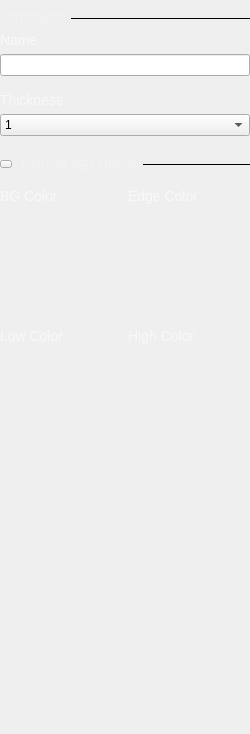
Before: the Qt Designer form ui/logic_channel_settings.ui in analogdevicesinc/scopy, drawn with Qt 5.
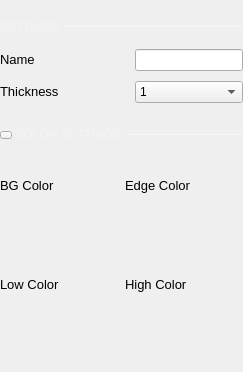
After: the same form once the commit is applied. Icons and pictures are not drawn.

Commit message: Logic Analyzer: Modify menu titles and section separators to be uniform across the entire instrument.

The edit to the form file:
```diff
--- a/ui/logic_channel_settings.ui
+++ b/ui/logic_channel_settings.ui
@@ -6,12 +6,12 @@
    <rect>
     <x>0</x>
     <y>0</y>
-    <width>250</width>
-    <height>734</height>
+    <width>243</width>
+    <height>372</height>
    </rect>
   </property>
   <property name="sizePolicy">
-   <sizepolicy hsizetype="Preferred" vsizetype="Preferred">
+   <sizepolicy hsizetype="Preferred" vsizetype="Maximum">
     <horstretch>0</horstretch>
     <verstretch>0</verstretch>
    </sizepolicy>
@@ -20,122 +20,86 @@
    <string>Form</string>
   </property>
   <property name="styleSheet">
-   <string notr="true">QLabel
-{
-font-size: 14px;
-color: rgba(255,255,255,150);
-}
-
-QLabel:disabled
+   <string notr="true">QLabel:disabled
 {
   color: rgb(85, 85, 85);
-}</string>
+}
+</string>
   </property>
   <layout class="QGridLayout" name="gridLayout">
    <property name="leftMargin">
     <number>0</number>
    </property>
+   <property name="topMargin">
+    <number>0</number>
+   </property>
    <property name="rightMargin">
     <number>0</number>
    </property>
    <property name="bottomMargin">
     <number>0</number>
    </property>
-   <item row="0" column="0">
-    <layout class="QHBoxLayout" name="horizontalLayout_2">
-     <property name="topMargin">
-      <number>0</number>
-     </property>
-     <item>
-      <widget class="QLabel" name="label_2">
-       <property name="sizePolicy">
-        <sizepolicy hsizetype="Maximum" vsizetype="Preferred">
-         <horstretch>0</horstretch>
-         <verstretch>0</verstretch>
-        </sizepolicy>
-       </property>
-       <property name="styleSheet">
-        <string notr="true">QLabel {
-opacity: 0.2;
-font-family: Arial;
-font-size: 13px;
-line-height: 14px;
-color: rgba(255,255,255,50);
-}</string>
-       </property>
-       <property name="text">
-        <string>SETTINGS</string>
-       </property>
-      </widget>
-     </item>
-     <item>
-      <widget class="Line" name="line">
-       <property name="frameShadow">
-        <enum>QFrame::Plain</enum>
-       </property>
-       <property name="orientation">
-        <enum>Qt::Horizontal</enum>
-       </property>
-      </widget>
-     </item>
-    </layout>
-   </item>
+   <property name="verticalSpacing">
+    <number>0</number>
+   </property>
    <item row="1" column="0">
-    <widget class="QLabel" name="label_3">
-     <property name="styleSheet">
-      <string notr="true">QLabel{ opacity:0.6;}</string>
-     </property>
-     <property name="text">
-      <string>Name</string>
-     </property>
-    </widget>
-   </item>
-   <item row="2" column="0">
-    <widget class="QLineEdit" name="nameLineEdit"/>
-   </item>
-   <item row="3" column="0">
-    <spacer name="verticalSpacer_2">
-     <property name="orientation">
-      <enum>Qt::Vertical</enum>
-     </property>
-     <property name="sizeType">
-      <enum>QSizePolicy::Fixed</enum>
-     </property>
-     <property name="sizeHint" stdset="0">
-      <size>
-       <width>20</width>
-       <height>10</height>
-      </size>
-     </property>
-    </spacer>
-   </item>
-   <item row="4" column="0">
-    <layout class="QHBoxLayout" name="horizontalLayout_3">
-     <property name="spacing">
-      <number>50</number>
-     </property>
+    <layout class="QGridLayout" name="gridLayout_4">
      <property name="topMargin">
       <number>0</number>
      </property>
-     <item>
+     <property name="verticalSpacing">
+      <number>10</number>
+     </property>
+     <item row="0" column="0">
+      <widget class="QLabel" name="label_3">
+       <property name="sizePolicy">
+        <sizepolicy hsizetype="Minimum" vsizetype="Fixed">
+         <horstretch>0</horstretch>
+         <verstretch>0</verstretch>
+        </sizepolicy>
+       </property>
+       <property name="styleSheet">
+        <string notr="true">font-size: 13px;</string>
+       </property>
+       <property name="text">
+        <string>Name</string>
+       </property>
+      </widget>
+     </item>
+     <item row="0" column="1">
+      <widget class="QLineEdit" name="nameLineEdit">
+       <property name="sizePolicy">
+        <sizepolicy hsizetype="Maximum" vsizetype="Fixed">
+         <horstretch>0</horstretch>
+         <verstretch>0</verstretch>
+        </sizepolicy>
+       </property>
+      </widget>
+     </item>
+     <item row="1" column="0">
       <widget class="QLabel" name="label_4">
+       <property name="sizePolicy">
+        <sizepolicy hsizetype="Minimum" vsizetype="Fixed">
+         <horstretch>0</horstretch>
+         <verstretch>0</verstretch>
+        </sizepolicy>
+       </property>
        <property name="styleSheet">
-        <string notr="true">QLabel{ opacity:0.6;}</string>
+        <string notr="true">font-size: 13px;</string>
        </property>
        <property name="text">
         <string>Thickness</string>
        </property>
       </widget>
      </item>
-    </layout>
-   </item>
-   <item row="5" column="0">
-    <layout class="QHBoxLayout" name="horizontalLayout">
-     <property name="spacing">
-      <number>50</number>
-     </property>
-     <item>
+     <item row="1" column="1">
       <widget class="QComboBox" name="cmbThickness">
+       <property name="sizePolicy">
+        <sizepolicy hsizetype="Minimum" vsizetype="Fixed">
+         <horstretch>0</horstretch>
+         <verstretch>0</verstretch>
+        </sizepolicy>
+       </property>
        <item>
         <property name="text">
          <string>1</string>
@@ -185,18 +149,123 @@
      </item>
     </layout>
    </item>
-   <item row="6" column="0">
-    <layout class="QHBoxLayout" name="horizontalLayout_4">
+   <item row="0" column="0">
+    <layout class="QGridLayout" name="gridLayout_2">
+     <property name="topMargin">
+      <number>0</number>
+     </property>
+     <property name="horizontalSpacing">
+      <number>0</number>
+     </property>
+     <item row="2" column="0" colspan="2">
+      <spacer name="verticalSpacer_3">
+       <property name="orientation">
+        <enum>Qt::Vertical</enum>
+       </property>
+       <property name="sizeType">
+        <enum>QSizePolicy::Fixed</enum>
+       </property>
+       <property name="sizeHint" stdset="0">
+        <size>
+         <width>0</width>
+         <height>15</height>
+        </size>
+       </property>
+      </spacer>
+     </item>
+     <item row="1" column="1">
+      <widget class="Line" name="line">
+       <property name="minimumSize">
+        <size>
+         <width>0</width>
+         <height>1</height>
+        </size>
+       </property>
+       <property name="maximumSize">
+        <size>
+         <width>16777215</width>
+         <height>1</height>
+        </size>
+       </property>
+       <property name="styleSheet">
+        <string notr="true">border: 1px solid rgba(255, 255, 255, 70);</string>
+       </property>
+       <property name="frameShadow">
+        <enum>QFrame::Plain</enum>
+       </property>
+       <property name="orientation">
+        <enum>Qt::Horizontal</enum>
+       </property>
+      </widget>
+     </item>
+     <item row="1" column="0">
+      <widget class="QLabel" name="label_2">
+       <property name="sizePolicy">
+        <sizepolicy hsizetype="Maximum" vsizetype="Preferred">
+         <horstretch>0</horstretch>
+         <verstretch>0</verstretch>
+        </sizepolicy>
+       </property>
+       <property name="styleSheet">
+        <string notr="true">QLabel {
+		font-size: 12px;
+		color: rgba(255, 255, 255, 70);
+	}</string>
+       </property>
+       <property name="text">
+        <string>SETTINGS </string>
+       </property>
+      </widget>
+     </item>
+     <item row="0" column="0" colspan="2">
+      <spacer name="verticalSpacer_4">
+       <property name="orientation">
+        <enum>Qt::Vertical</enum>
+       </property>
+       <property name="sizeType">
+        <enum>QSizePolicy::Fixed</enum>
+       </property>
+       <property name="sizeHint" stdset="0">
+        <size>
+         <width>0</width>
+         <height>20</height>
+        </size>
+       </property>
+      </spacer>
+     </item>
+    </layout>
+   </item>
+   <item row="4" column="0">
+    <layout class="QGridLayout" name="gridLayout_3">
      <property name="leftMargin">
       <number>0</number>
      </property>
      <property name="topMargin">
-      <number>15</number>
+      <number>0</number>
      </property>
      <property name="bottomMargin">
-      <number>10</number>
+      <number>0</number>
      </property>
-     <item>
+     <property name="horizontalSpacing">
+      <number>0</number>
+     </property>
+     <item row="0" column="0" colspan="3">
+      <spacer name="verticalSpacer_5">
+       <property name="orientation">
+        <enum>Qt::Vertical</enum>
+       </property>
+       <property name="sizeType">
+        <enum>QSizePolicy::Fixed</enum>
+       </property>
+       <property name="sizeHint" stdset="0">
+        <size>
+         <width>0</width>
+         <height>25</height>
+        </size>
+       </property>
+      </spacer>
+     </item>
+     <item row="1" column="0">
       <widget class="QPushButton" name="btnCollapse">
        <property name="sizePolicy">
         <sizepolicy hsizetype="Fixed" vsizetype="Minimum">
@@ -239,7 +308,7 @@
        </property>
       </widget>
      </item>
-     <item>
+     <item row="1" column="1">
       <widget class="QLabel" name="label_6">
        <property name="sizePolicy">
         <sizepolicy hsizetype="Maximum" vsizetype="Preferred">
@@ -249,20 +318,32 @@
        </property>
        <property name="styleSheet">
         <string notr="true">QLabel {
-opacity: 0.2;
-font-family: Arial;
-font-size: 13px;
-line-height: 14px;
-color: rgba(255,255,255,50);
-}</string>
+		font-size: 12px;
+		color: rgba(255, 255, 255, 70);
+	}</string>
        </property>
        <property name="text">
-        <string> COLOR SETTINGS</string>
+        <string> COLOR SETTINGS </string>
        </property>
       </widget>
      </item>
-     <item>
+     <item row="1" column="2">
       <widget class="Line" name="line_2">
+       <property name="minimumSize">
+        <size>
+         <width>0</width>
+         <height>1</height>
+        </size>
+       </property>
+       <property name="maximumSize">
+        <size>
+         <width>16777215</width>
+         <height>1</height>
+        </size>
+       </property>
+       <property name="styleSheet">
+        <string notr="true">border: 1px solid rgba(255, 255, 255, 70);</string>
+       </property>
        <property name="frameShadow">
         <enum>QFrame::Plain</enum>
        </property>
@@ -271,9 +352,25 @@
        </property>
       </widget>
      </item>
+     <item row="2" column="0" colspan="3">
+      <spacer name="verticalSpacer_6">
+       <property name="orientation">
+        <enum>Qt::Vertical</enum>
+       </property>
+       <property name="sizeType">
+        <enum>QSizePolicy::Fixed</enum>
+       </property>
+       <property name="sizeHint" stdset="0">
+        <size>
+         <width>0</width>
+         <height>15</height>
+        </size>
+       </property>
+      </spacer>
+     </item>
     </layout>
    </item>
-   <item row="7" column="0">
+   <item row="5" column="0">
     <widget class="QWidget" name="widget" native="true">
      <property name="minimumSize">
       <size>
@@ -307,6 +404,15 @@
         </property>
         <item>
          <widget class="QLabel" name="label_5">
+          <property name="sizePolicy">
+           <sizepolicy hsizetype="Minimum" vsizetype="Fixed">
+            <horstretch>0</horstretch>
+            <verstretch>0</verstretch>
+           </sizepolicy>
+          </property>
+          <property name="styleSheet">
+           <string notr="true">font-size: 13px;</string>
+          </property>
           <property name="text">
            <string>BG Color</string>
           </property>
@@ -314,8 +420,14 @@
         </item>
         <item>
          <widget class="QLabel" name="lblEdge">
+          <property name="sizePolicy">
+           <sizepolicy hsizetype="Minimum" vsizetype="Fixed">
+            <horstretch>0</horstretch>
+            <verstretch>0</verstretch>
+           </sizepolicy>
+          </property>
           <property name="styleSheet">
-           <string notr="true">QLabel{ opacity:0.6;}</string>
+           <string notr="true">font-size: 13px;</string>
           </property>
           <property name="text">
            <string>Edge Color</string>
@@ -326,13 +438,16 @@
       </item>
       <item>
        <layout class="QHBoxLayout" name="horizontalLayout_6">
+        <property name="sizeConstraint">
+         <enum>QLayout::SetDefaultConstraint</enum>
+        </property>
         <property name="topMargin">
          <number>0</number>
         </property>
         <item>
          <widget class="QWidget" name="colorBG" native="true">
           <property name="sizePolicy">
-           <sizepolicy hsizetype="Preferred" vsizetype="MinimumExpanding">
+           <sizepolicy hsizetype="Preferred" vsizetype="Fixed">
             <horstretch>0</horstretch>
             <verstretch>0</verstretch>
            </sizepolicy>
@@ -340,7 +455,13 @@
           <property name="minimumSize">
            <size>
             <width>0</width>
-            <height>0</height>
+            <height>30</height>
+           </size>
+          </property>
+          <property name="maximumSize">
+           <size>
+            <width>16777215</width>
+            <height>30</height>
            </size>
           </property>
           <property name="styleSheet">
@@ -351,7 +472,7 @@
         <item>
          <widget class="QWidget" name="colorEdge" native="true">
           <property name="sizePolicy">
-           <sizepolicy hsizetype="Preferred" vsizetype="MinimumExpanding">
+           <sizepolicy hsizetype="Preferred" vsizetype="Fixed">
             <horstretch>0</horstretch>
             <verstretch>0</verstretch>
            </sizepolicy>
@@ -359,7 +480,13 @@
           <property name="minimumSize">
            <size>
             <width>0</width>
-            <height>0</height>
+            <height>30</height>
+           </size>
+          </property>
+          <property name="maximumSize">
+           <size>
+            <width>16777215</width>
+            <height>30</height>
            </size>
           </property>
           <property name="styleSheet">
@@ -379,6 +506,15 @@
         </property>
         <item>
          <widget class="QLabel" name="lblLow">
+          <property name="sizePolicy">
+           <sizepolicy hsizetype="Minimum" vsizetype="Fixed">
+            <horstretch>0</horstretch>
+            <verstretch>0</verstretch>
+           </sizepolicy>
+          </property>
+          <property name="styleSheet">
+           <string notr="true">font-size: 13px;</string>
+          </property>
           <property name="text">
            <string>Low Color</string>
           </property>
@@ -386,8 +522,14 @@
         </item>
         <item>
          <widget class="QLabel" name="lblHigh">
+          <property name="sizePolicy">
+           <sizepolicy hsizetype="Minimum" vsizetype="Fixed">
+            <horstretch>0</horstretch>
+            <verstretch>0</verstretch>
+           </sizepolicy>
+          </property>
           <property name="styleSheet">
-           <string notr="true">QLabel{ opacity:0.6;}</string>
+           <string notr="true">font-size: 13px;</string>
           </property>
           <property name="text">
            <string>High Color</string>
@@ -404,11 +546,23 @@
         <item>
          <widget class="QWidget" name="colorLow" native="true">
           <property name="sizePolicy">
-           <sizepolicy hsizetype="Preferred" vsizetype="MinimumExpanding">
+           <sizepolicy hsizetype="Preferred" vsizetype="Fixed">
             <horstretch>0</horstretch>
             <verstretch>0</verstretch>
            </sizepolicy>
           </property>
+          <property name="minimumSize">
+           <size>
+            <width>0</width>
+            <height>30</height>
+           </size>
+          </property>
+          <property name="maximumSize">
+           <size>
+            <width>16777215</width>
+            <height>30</height>
+           </size>
+          </property>
           <property name="styleSheet">
            <string notr="true"/>
           </property>
@@ -417,7 +571,7 @@
         <item>
          <widget class="QWidget" name="colorHigh" native="true">
           <property name="sizePolicy">
-           <sizepolicy hsizetype="Preferred" vsizetype="MinimumExpanding">
+           <sizepolicy hsizetype="Preferred" vsizetype="Fixed">
             <horstretch>0</horstretch>
             <verstretch>0</verstretch>
            </sizepolicy>
@@ -425,7 +579,13 @@
           <property name="minimumSize">
            <size>
             <width>0</width>
-            <height>0</height>
+            <height>30</height>
+           </size>
+          </property>
+          <property name="maximumSize">
+           <size>
+            <width>16777215</width>
+            <height>30</height>
            </size>
           </property>
           <property name="styleSheet">
@@ -440,22 +600,6 @@
      <zorder></zorder>
     </widget>
    </item>
-   <item row="8" column="0">
-    <spacer name="verticalSpacer">
-     <property name="orientation">
-      <enum>Qt::Vertical</enum>
-     </property>
-     <property name="sizeType">
-      <enum>QSizePolicy::Expanding</enum>
-     </property>
-     <property name="sizeHint" stdset="0">
-      <size>
-       <width>20</width>
-       <height>40</height>
-      </size>
-     </property>
-    </spacer>
-   </item>
   </layout>
  </widget>
  <resources/>
```
The commit also changes 5 other files.
